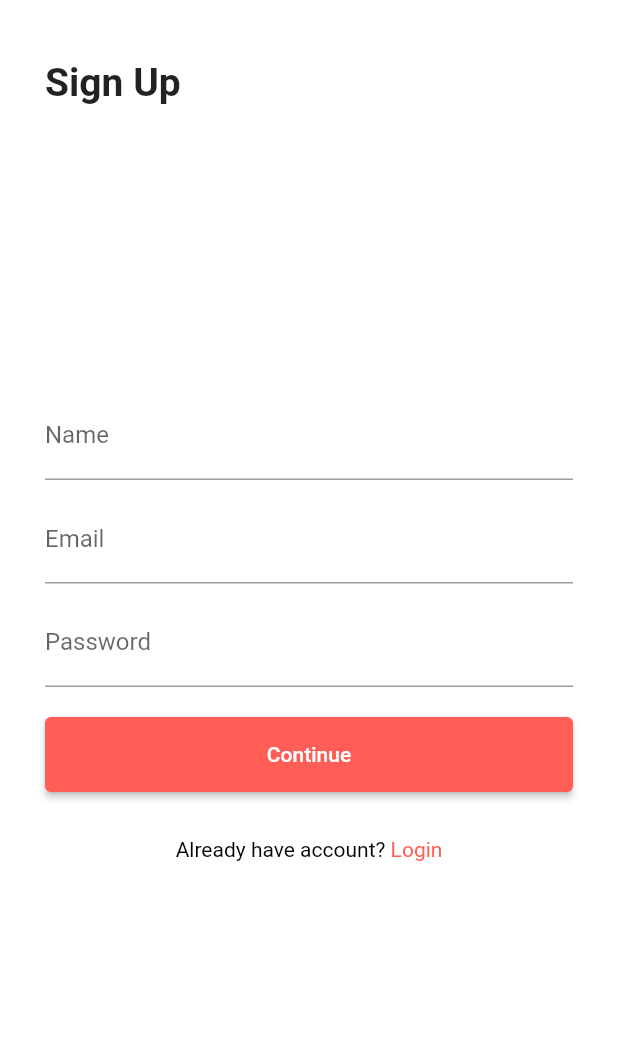
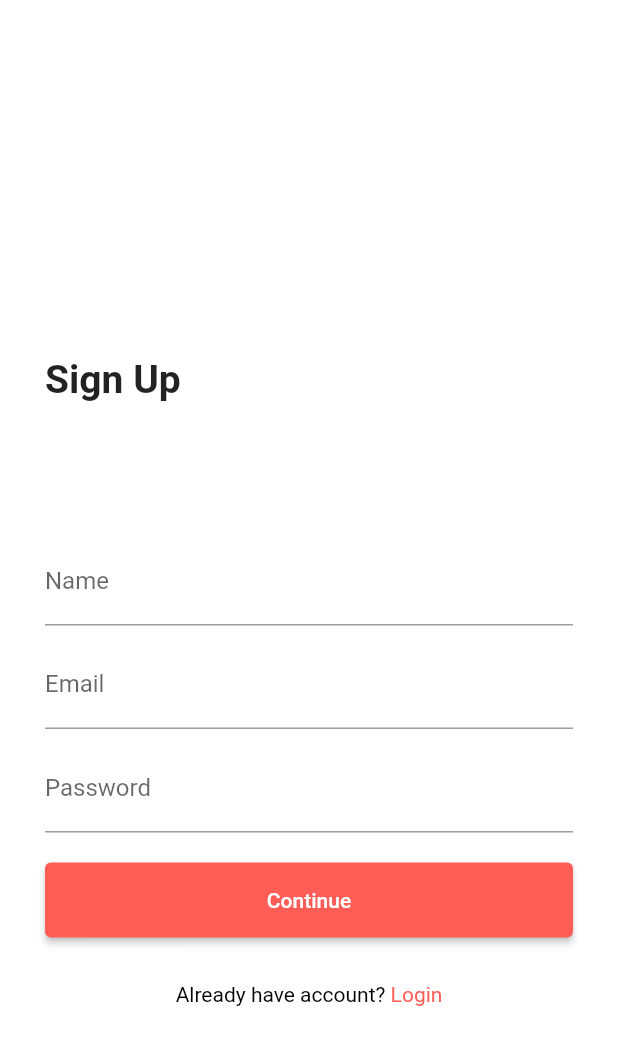
Before and after one commit to anastasiiavelma/hoteldise-mobile, a Flutter app: the SignUpScreen screen opened by its route, on a phone screen of 412 x 824 dp. Shown: the top 1045 px of the screen. Run offline on Flutter 3.47's test engine with Material 2 defaults, Android fonts, the phone set to English and light mode, and no system bars; drawn by our look-alikes of loader_overlay; our stand-ins replace cloud_firestore, firebase_auth, firebase_core, flutter_spinkit, fluttertoast, form_field_validator and 4 more; accounts and stored records are empty.

```diff
--- a/lib/pages/auth/sign_up_screen.dart
+++ b/lib/pages/auth/sign_up_screen.dart
@@ -123,25 +123,31 @@ class _SignUpScreenState extends State<SignUpScreen> {
       body: Container(
         color: Colors.white,
         alignment: Alignment.center,
+        height: double.infinity,
+        width: double.infinity,
+        child: SingleChildScrollView(
           padding:
-            const EdgeInsets.only(top: 40, bottom: 250, left: 30, right: 30),
+              const EdgeInsets.only(top: 40, bottom: 20, left: 30, right: 30),
+          reverse: true,
           child: Column(
+            mainAxisSize: MainAxisSize.min,
+            // mainAxisAlignment: MainAxisAlignment.spaceBetween,
+            children: [
+              Column(
                   mainAxisAlignment: MainAxisAlignment.spaceBetween,
+                  mainAxisSize: MainAxisSize.max,
                   children: [
-            Expanded(
-              child: Column(
-                  mainAxisAlignment: MainAxisAlignment.spaceBetween,
-                  children: [
-                    Expanded(
-                      child: Container(
+                    Container(
+                      constraints:
+                          BoxConstraints(maxHeight: 160, minHeight: 80),
+                      margin: const EdgeInsets.only(bottom: 15),
                       child: const Align(
-                          alignment: Alignment.topLeft,
+                        alignment: Alignment.centerLeft,
                         child: Text(
                           "Sign Up",
                           style: TextStyle(
                             fontWeight: FontWeight.bold,
                             fontSize: 26,
-                            ),
                           ),
                         ),
                       ),
@@ -171,7 +177,6 @@ class _SignUpScreenState extends State<SignUpScreen> {
                           ],
                         ))
                   ]),
-            ),
               const SizedBox(
                 height: 30.0,
               ),
@@ -194,7 +199,8 @@ class _SignUpScreenState extends State<SignUpScreen> {
                             Navigator.push(
                                 context,
                                 MaterialPageRoute(
-                                  builder: (context) => const SignInScreen()));
+                                    builder: (context) =>
+                                        const SignInScreen()));
                           }),
                   ]),
                 ),
@@ -202,6 +208,7 @@ class _SignUpScreenState extends State<SignUpScreen> {
             ],
           ),
         ),
+      ),
     );
   }
 }
--- a/lib/themes/colors.dart
+++ b/lib/themes/colors.dart
@@ -1,3 +1,4 @@
 import 'package:flutter/material.dart';
 
 const primaryColor = Color(0xffff5d55);
+const secondaryColor = Color.fromARGB(255, 186, 75, 69);
```
Also changed, not shown: lib/pages/auth/sign_in_screen.dart (+6 -6 lines). Lines whose indentation alone changed are shown as unchanged.
